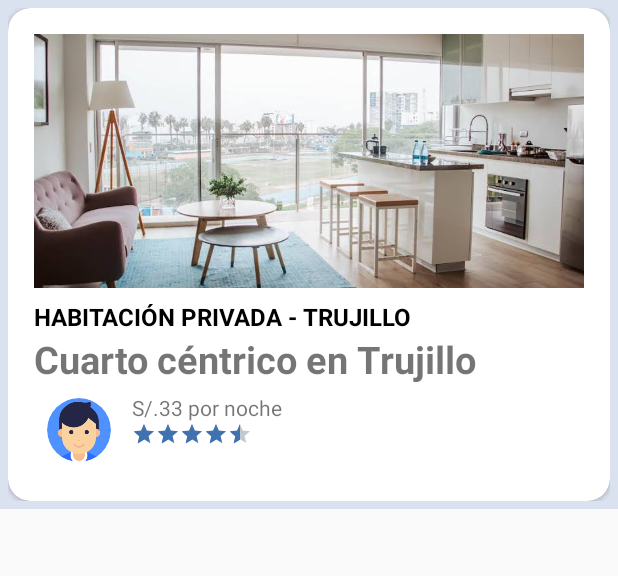
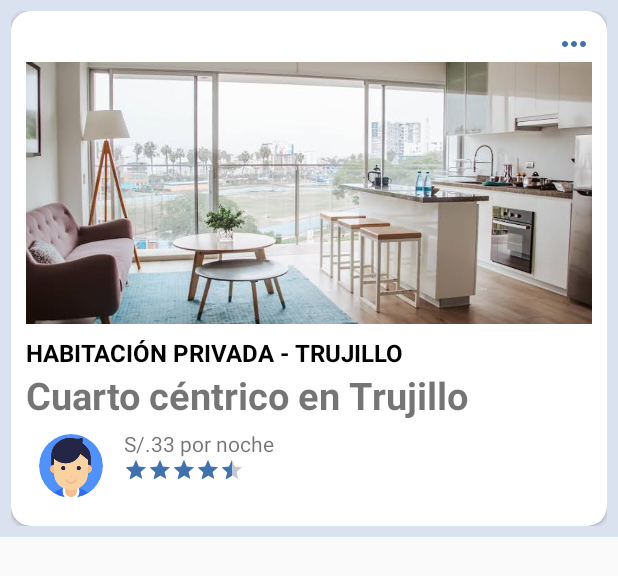
Before and after one commit to josepolancoe/Tesina, an Android app: the layout item_alojamientos.xml on its own in the app's theme, with its tools: preview values and no code run, on a phone screen of 412 x 824 dp. Shown: the top 576 px of the screen. Run offline under Robolectric (Android 15) with nearby library versions, the phone set to English and light mode, and no system bars.

Commit message:
Busqueda Alojamiento v1

```diff
--- /dev/null
+++ b/MiTesinaAppv1/app/src/main/res/drawable-anydpi/ic_more_options_custom.xml
@@ -0,0 +1,10 @@
+<vector xmlns:android="http://schemas.android.com/apk/res/android"
+    android:width="24dp"
+    android:height="24dp"
+    android:viewportWidth="24"
+    android:viewportHeight="24"
+    android:tint="#3F72AF">
+    <path
+        android:fillColor="#FF000000"
+        android:pathData="M6,10c-1.1,0 -2,0.9 -2,2s0.9,2 2,2 2,-0.9 2,-2 -0.9,-2 -2,-2zM18,10c-1.1,0 -2,0.9 -2,2s0.9,2 2,2 2,-0.9 2,-2 -0.9,-2 -2,-2zM12,10c-1.1,0 -2,0.9 -2,2s0.9,2 2,2 2,-0.9 2,-2 -0.9,-2 -2,-2z"/>
+</vector>
--- a/MiTesinaAppv1/app/src/main/res/layout/item_alojamientos.xml
+++ b/MiTesinaAppv1/app/src/main/res/layout/item_alojamientos.xml
@@ -4,7 +4,7 @@
     android:orientation="vertical"
     android:layout_width="match_parent"
     android:layout_height="wrap_content"
-    android:padding="5dp"
+    android:padding="7dp"
     android:background="#dbe2ef">
 
     <androidx.cardview.widget.CardView
@@ -12,15 +12,29 @@
         android:layout_gravity="start"
         android:layout_width="match_parent"
         android:layout_height="wrap_content"
-        app:cardCornerRadius="15dp"
-        android:padding="10dp"
+        app:cardCornerRadius="13dp"
         app:cardBackgroundColor="@color/colorBlanco">
 
         <LinearLayout
             android:layout_width="match_parent"
             android:layout_height="wrap_content"
-            android:padding="17dp"
+            android:padding="10dp"
             android:orientation="vertical">
+
+            <LinearLayout
+                android:layout_width="match_parent"
+                android:layout_height="wrap_content"
+                android:orientation="horizontal"
+                android:gravity="end">
+
+                <ImageView
+                    android:id="@+id/alojamiento_opciones"
+                    android:layout_width="wrap_content"
+                    android:layout_height="wrap_content"
+                    android:background="@null"
+                    android:src="@drawable/ic_more_options_custom"/>
+
+            </LinearLayout>
 
             <ImageView
                 android:id="@+id/alojamiento_imagen"
```
Also changed, not shown: MiTesinaAppv1/app/src/main/java/ga/josepolanco/mitesinaappv1/Fragments/ReservaFragment.java (+57 -1 lines), MiTesinaAppv1/app/src/main/java/ga/josepolanco/mitesinaappv1/Reservas/AdaptadorAnuncios.java (+19 -2 lines), MiTesinaAppv1/app/src/main/res/drawable-hdpi/ic_more_options_custom.png (added), MiTesinaAppv1/app/src/main/res/drawable-mdpi/ic_more_options_custom.png (added), MiTesinaAppv1/app/src/main/res/drawable-xhdpi/ic_more_options_custom.png (added), MiTesinaAppv1/app/src/main/res/drawable-xxhdpi/ic_more_options_custom.png (added).
